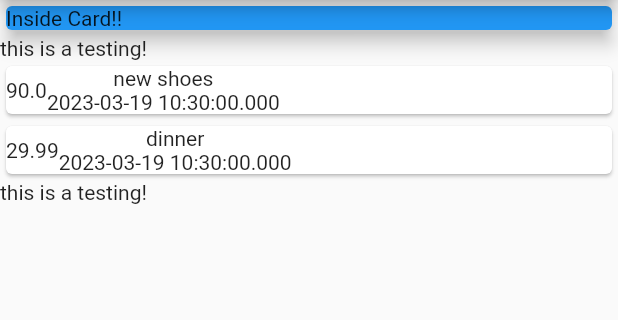
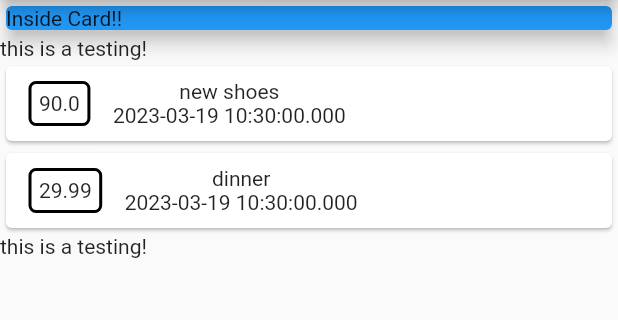
Before and after one commit to quantificial/flutter_expense_app, a Flutter app: the screen it shows after launch, on a phone screen of 412 x 824 dp, the part 84-404 px from its top. Run offline on Flutter 3.47's test engine with Material 2 defaults, Android fonts, the phone set to English and light mode, and no system bars.

Commit message:
add box decoration

```diff
--- a/lib/main.dart
+++ b/lib/main.dart
@@ -46,6 +46,12 @@ class MyApp extends StatelessWidget {
                       child: Row(
                     children: [
                       Container(
+                        margin:
+                            EdgeInsets.symmetric(horizontal: 15, vertical: 10),
+                        padding: EdgeInsets.all(5),
+                        decoration: BoxDecoration(
+                            border: Border.all(color: Colors.black, width: 2),
+                            borderRadius: BorderRadius.all(Radius.circular(5))),
                         child: Text(e.amount.toString()),
                       ),
                       Column(
```
